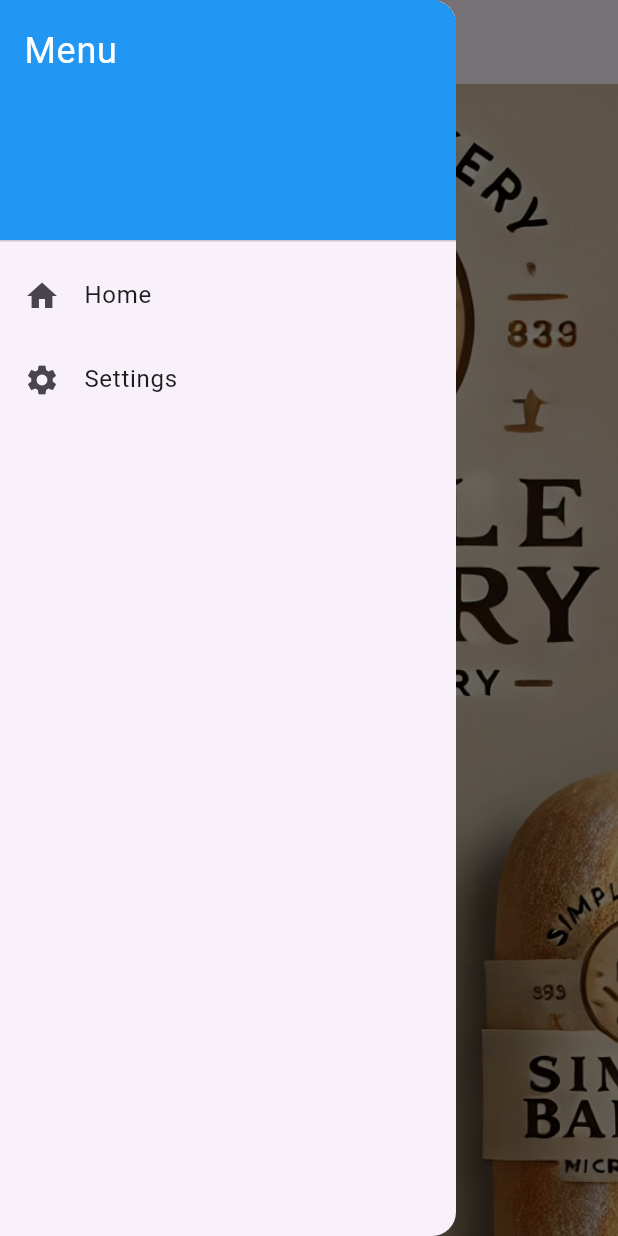
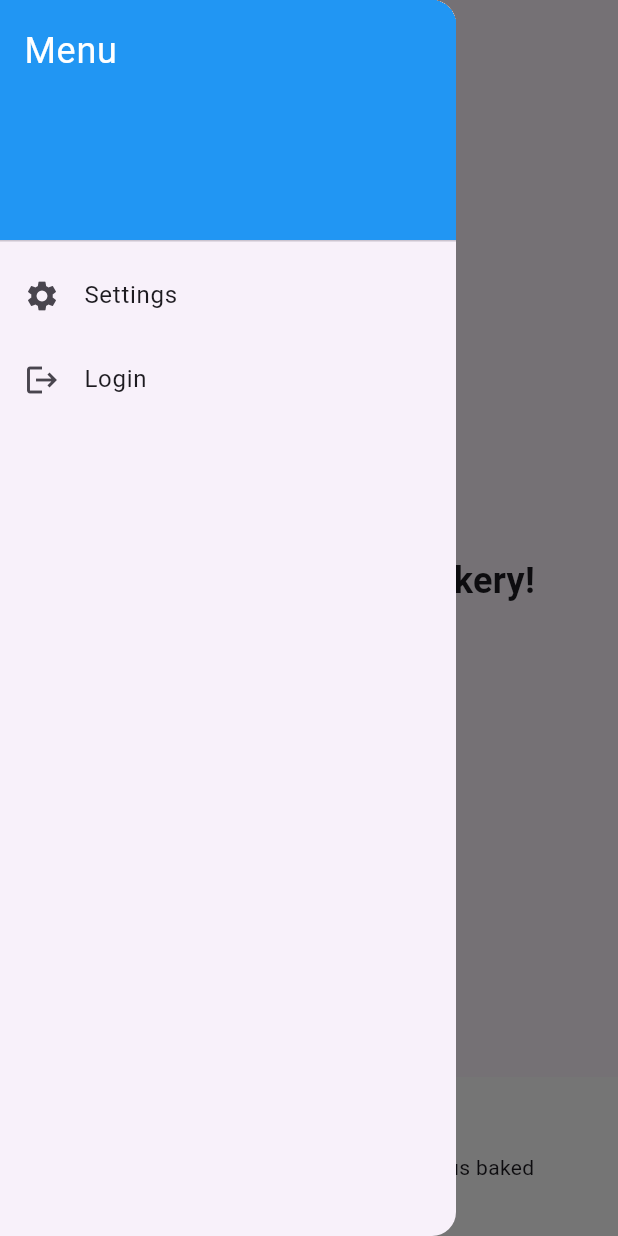
Before and after one commit to VoxMonstra/CSC-4610-Web-Warriors, a Flutter app: the screen it shows after launch, with the side drawer open, on a phone screen of 412 x 824 dp. Run offline on Flutter 3.47's test engine with Material 3 defaults, Android fonts, the phone set to English and light mode, and no system bars.

Commit message:
Redesign: Change landing page to home screen; change logout button in sidebar to login; remove debug banner

```diff
--- a/src/lib/main.dart
+++ b/src/lib/main.dart
@@ -17,11 +17,12 @@ class MyApp extends StatelessWidget {
   Widget build(BuildContext context) {
     return MaterialApp(
       title: 'Simple Bakery',
+      debugShowCheckedModeBanner: false,
       theme: ThemeData(
         colorScheme: ColorScheme.fromSeed(seedColor: Colors.deepPurple),
         useMaterial3: true,
       ),
-      initialRoute: '/login',
+      initialRoute: '/home',
       routes: {
         '/login': (context) => Login(),
         '/home': (context) => HomePage(),
--- a/src/lib/widgets/drawer.dart
+++ b/src/lib/widgets/drawer.dart
@@ -36,7 +36,7 @@ class AppDrawer extends StatelessWidget {
           if (currPage.data != "login")
             ListTile(
               leading: Icon(Icons.logout),
-              title: Text('Logout'),
+              title: Text('Login'),
               onTap: () {
                 Navigator.pushNamed(context, '/login');
               },
```
